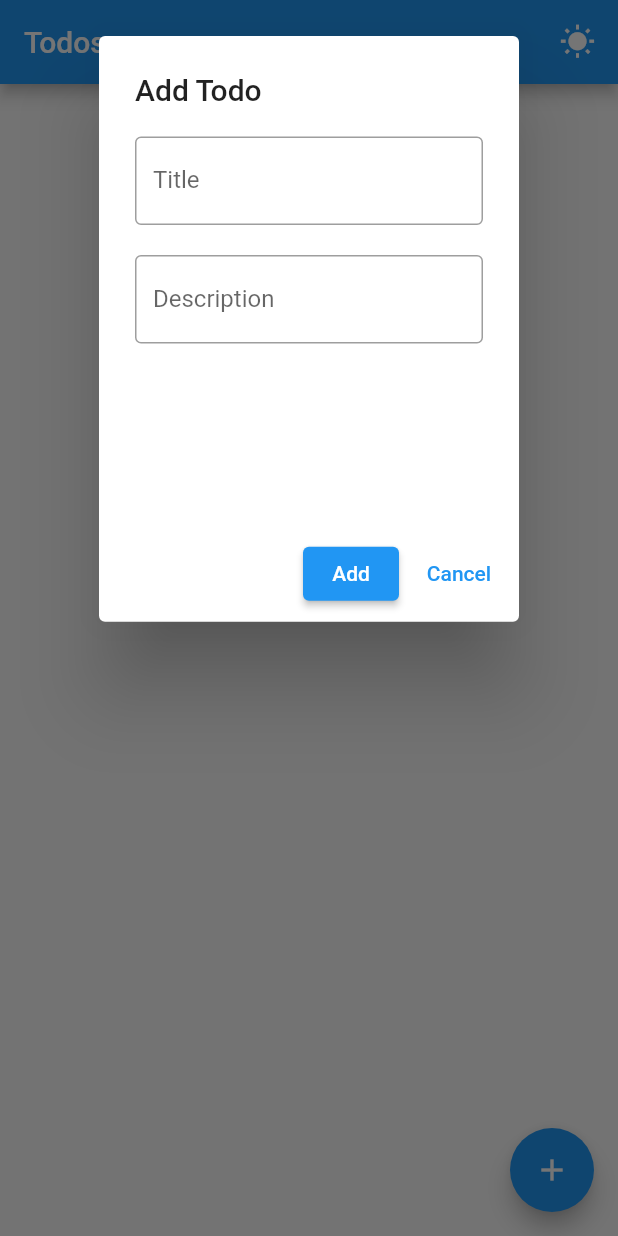
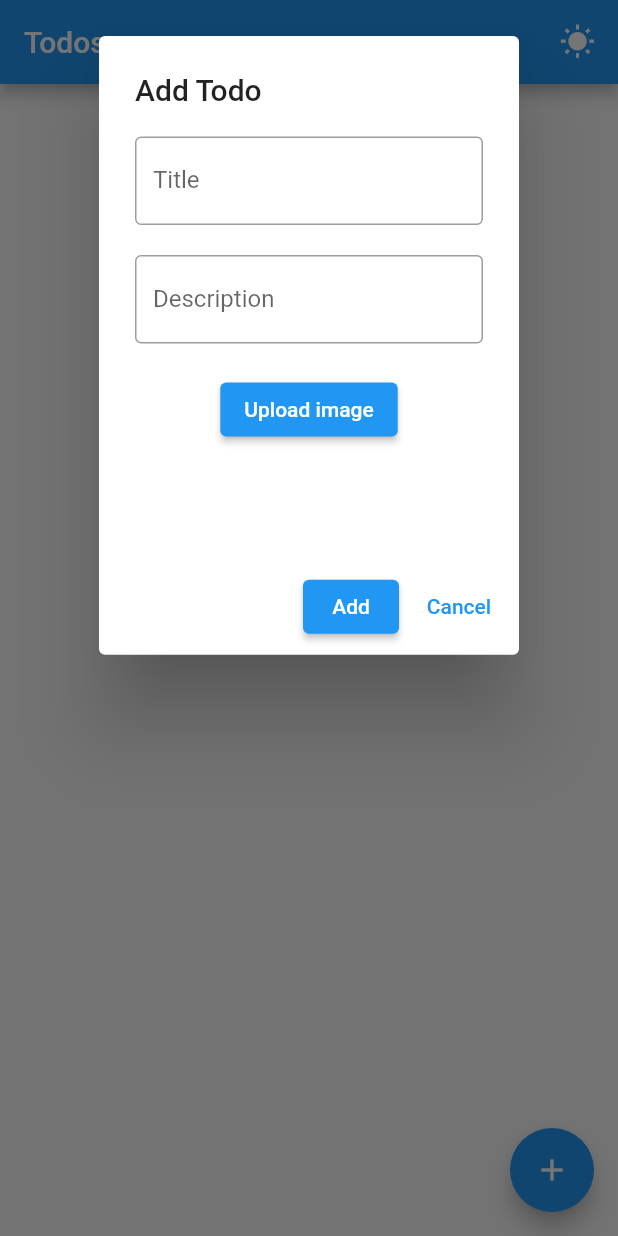
Before and after one commit to yagizdo/basic_todoapp, a Flutter app: the screen it shows after launch, after a tap on the "add" icon, on a phone screen of 412 x 824 dp. Run offline on Flutter 3.47's test engine with Material 2 defaults, Android fonts, the light colour scheme and no system bars; our stand-ins replace animated_splash_screen, flutter_slidable, image_picker, shared_preferences; missing offline and left inert: image_picker_for_web, shared_preferences_web; statements that could not run were skipped.

Commit message:
Added image pick system

```diff
--- /dev/null
+++ b/lib/Providers/shared_preferences_helper.dart
@@ -0,0 +1,11 @@
+import 'package:shared_preferences/shared_preferences.dart';
+
+class SharedPreferencesHelper {
+  static SharedPreferences? _instance;
+  static SharedPreferences get instance => _instance!;
+
+  static Future<SharedPreferences> init() async {
+    _instance ??= await SharedPreferences.getInstance();
+    return _instance!;
+  }
+}
--- a/lib/Providers/todo_provider.dart
+++ b/lib/Providers/todo_provider.dart
@@ -1,5 +1,7 @@
 import 'dart:collection';
+import 'dart:typed_data';
 
+import 'package:data_transfer/Providers/shared_preferences_helper.dart';
 import 'package:flutter/material.dart';
 import 'dart:convert';
 import 'package:shared_preferences/shared_preferences.dart';
@@ -9,6 +11,7 @@ import '../todo.dart';
 class TodoProvider extends ChangeNotifier {
 SharedPreferences? sharedPreferences;
 var todos = <Todo>[];
+String imageKey = "IMAGE_KEY";
 
 UnmodifiableListView<Todo> get allTodos => UnmodifiableListView(todos);
 UnmodifiableListView<Todo> get completedTodos => UnmodifiableListView(todos.where((todo) => todo.complete));
@@ -40,7 +43,9 @@ void toggleTodo(Todo todo) {
 
 // SP Methods
 void initSharedPreferences() async {
-  sharedPreferences = await SharedPreferences.getInstance();
+  //sharedPreferences = await SharedPreferences.getInstance();
+  await SharedPreferencesHelper.init();
+  sharedPreferences = SharedPreferencesHelper.instance;
   loadDataFromLocalStorage();
   notifyListeners();
 }
@@ -60,4 +65,13 @@ void initSharedPreferences() async {
     sharedPreferences!.remove('list');
     saveDataToLocalStorage();
   }
+
+  void imageToBase64(Uint8List imageBytes) {
+    sharedPreferences!.setString(imageKey, base64.encode(imageBytes));
+  }
+
+  Uint8List base64ToImage(){
+    var data = sharedPreferences!.getString(imageKey);
+    return base64.decode(data!);
+  }
 }
--- a/lib/generated_plugin_registrant.dart
+++ b/lib/generated_plugin_registrant.dart
@@ -5,12 +5,14 @@
 // ignore_for_file: directives_ordering
 // ignore_for_file: lines_longer_than_80_chars
 
+import 'package:image_picker_for_web/image_picker_for_web.dart';
 import 'package:shared_preferences_web/shared_preferences_web.dart';
 
 import 'package:flutter_web_plugins/flutter_web_plugins.dart';
 
 // ignore: public_member_api_docs
 void registerPlugins(Registrar registrar) {
+  ImagePickerPlugin.registerWith(registrar);
   SharedPreferencesPlugin.registerWith(registrar);
   registrar.registerMessageHandler();
 }
--- a/lib/main.dart
+++ b/lib/main.dart
@@ -1,11 +1,16 @@
+import 'dart:typed_data';
+
+import 'package:animated_splash_screen/animated_splash_screen.dart';
 import 'package:data_transfer/Providers/theme_provider.dart';
 import 'package:data_transfer/Providers/todo_provider.dart';
 import 'package:data_transfer/Widgets/todos_list.dart';
+import 'package:data_transfer/splash_screen.dart';
 import 'package:data_transfer/todo.dart';
 import 'package:flutter/material.dart';
 import 'package:flutter_slidable/flutter_slidable.dart';
 import 'package:provider/provider.dart';
 import 'package:shared_preferences/shared_preferences.dart';
+import 'package:image_picker/image_picker.dart';
 
 void main() {
   runApp(const MyApp());
@@ -37,7 +42,7 @@ class MyApp extends StatelessWidget {
               scaffoldBackgroundColor: Colors.grey[1200],
               cardColor: Colors.grey[750]),
           themeMode: state.mode,
-          home: const MyHomePage(title: 'Flutter Demo Home Page'),
+          home: Splash(),
         );
       }),
     );
@@ -61,10 +66,22 @@ class _MyHomePageState extends State<MyHomePage> {
     Provider.of<TodoProvider>(context, listen: false).initSharedPreferences();
   }
 
+  Future pickImage() async {
+    XFile? image = await ImagePicker().pickImage(source: ImageSource.gallery);
+
+    if (image != null) {
+      Uint8List imageBytes = await image.readAsBytes();
+
+      Provider.of<TodoProvider>(context, listen: false)
+          .imageToBase64(imageBytes);
+    }
+  }
+
   var titleControl = TextEditingController();
   var descControl = TextEditingController();
 
   var formKey = GlobalKey<FormState>();
+
   @override
   Widget build(BuildContext context) {
     return Scaffold(
@@ -74,7 +91,8 @@ class _MyHomePageState extends State<MyHomePage> {
             padding: const EdgeInsets.all(15.0),
             child: GestureDetector(
                 onTap: () {
-                  Provider.of<ThemeProvider>(context,listen: false).toggleMode();
+                  Provider.of<ThemeProvider>(context, listen: false)
+                      .toggleMode();
                 },
                 child: const Icon(Icons.wb_sunny)),
           )
@@ -92,7 +110,7 @@ class _MyHomePageState extends State<MyHomePage> {
                     child: AlertDialog(
                       title: const Text('Add Todo'),
                       content: SizedBox(
-                        height: MediaQuery.of(context).size.height / 3.5,
+                        height: MediaQuery.of(context).size.height / 3.2,
                         child: Form(
                           key: formKey,
                           child: Column(
@@ -120,6 +138,14 @@ class _MyHomePageState extends State<MyHomePage> {
                                   ),
                                 ),
                               ),
+                              Padding(
+                                  padding: const EdgeInsets.only(top: 20.0),
+                                  child: ElevatedButton(
+                                    child: const Text("Upload image"),
+                                    onPressed: () async {
+                                      await pickImage();
+                                    },
+                                  )),
                             ],
                           ),
                         ),
@@ -130,10 +156,11 @@ class _MyHomePageState extends State<MyHomePage> {
                               bool validResult =
                                   formKey.currentState!.validate();
                               if (validResult == true) {
+                                Uint8List imageBytes = Provider.of<TodoProvider>(context, listen: false).base64ToImage();
                                 if (descControl.text == '') {
                                   descControl.text = '';
                                   Todo todo = Todo(titleControl.text,
-                                      descControl.text, false);
+                                      descControl.text, false, imageBytes);
                                   Provider.of<TodoProvider>(context,
                                           listen: false)
                                       .addTodo(todo);
@@ -142,7 +169,7 @@ class _MyHomePageState extends State<MyHomePage> {
                                   Navigator.pop(context);
                                 } else {
                                   Todo todo = Todo(titleControl.text,
-                                      descControl.text, false);
+                                      descControl.text, false, imageBytes);
                                   Provider.of<TodoProvider>(context,
                                           listen: false)
                                       .addTodo(todo);
--- /dev/null
+++ b/lib/splash_screen.dart
@@ -0,0 +1,20 @@
+import 'package:data_transfer/main.dart';
+import 'package:flutter/material.dart';
+import 'package:animated_splash_screen/animated_splash_screen.dart';
+
+class Splash extends StatelessWidget {
+  const Splash({Key? key}) : super(key: key);
+
+  @override
+  Widget build(BuildContext context) {
+    return AnimatedSplashScreen(
+
+      splash: 'logo.png',
+      duration: 2000,
+      backgroundColor: Colors.amber,
+      splashTransition: SplashTransition.rotationTransition,
+      nextScreen: const MyHomePage(title: 'Title bea',),
+
+    );
+  }
+}
--- a/lib/todo.dart
+++ b/lib/todo.dart
@@ -1,25 +1,37 @@
+import 'dart:typed_data';
+
 class Todo {
    String title;
    String description;
+   Uint8List imageBytes;
    bool complete = false;
 
-
-  Todo( this.title,  this.description, this.complete);
+  Todo( this.title,  this.description, this.complete, this.imageBytes);
 
   Todo.fromMap(Map map) :
        title = map['title'] as String,
        description = map['description'] as String,
-       complete = map['complete'] as bool;
+       complete = map['complete'] as bool,
+       imageBytes = _getImageBinary(map['imageBytes']);
 
   Map toMap() {
     return {
       'title' : title,
       'description' : description,
       'complete' : complete,
+      'imageBytes': imageBytes
     };
   }
 
   void completeTodo() {
     complete = !complete;
   }
+
 }
+
+Uint8List _getImageBinary(dynamicList) {
+  List<int> intList = dynamicList.cast<int>().toList();
+  Uint8List data = Uint8List.fromList(intList);
+
+  return data;
+}
--- a/pubspec.yaml
+++ b/pubspec.yaml
@@ -38,6 +38,8 @@ dependencies:
   flutter_slidable: ^1.2.0
   font_awesome_flutter: ^9.2.0
   provider: ^6.0.2
+  animated_splash_screen: ^1.1.0
+  image_picker: ^0.8.4+6
 
 dev_dependencies:
   flutter_test:
@@ -62,8 +64,8 @@ flutter:
   uses-material-design: true
 
   # To add assets to your application, add an assets section, like this:
-  # assets:
-  #   - images/a_dot_burr.jpeg
+  assets:
+   - logo.png
   #   - images/a_dot_ham.jpeg
 
   # An image asset can refer to one or more resolution-specific "variants", see
```
Also changed, not shown: lib/detail_screen.dart (+11 -4 lines), lib/logo.png (added), pubspec.lock, 1 other file.
